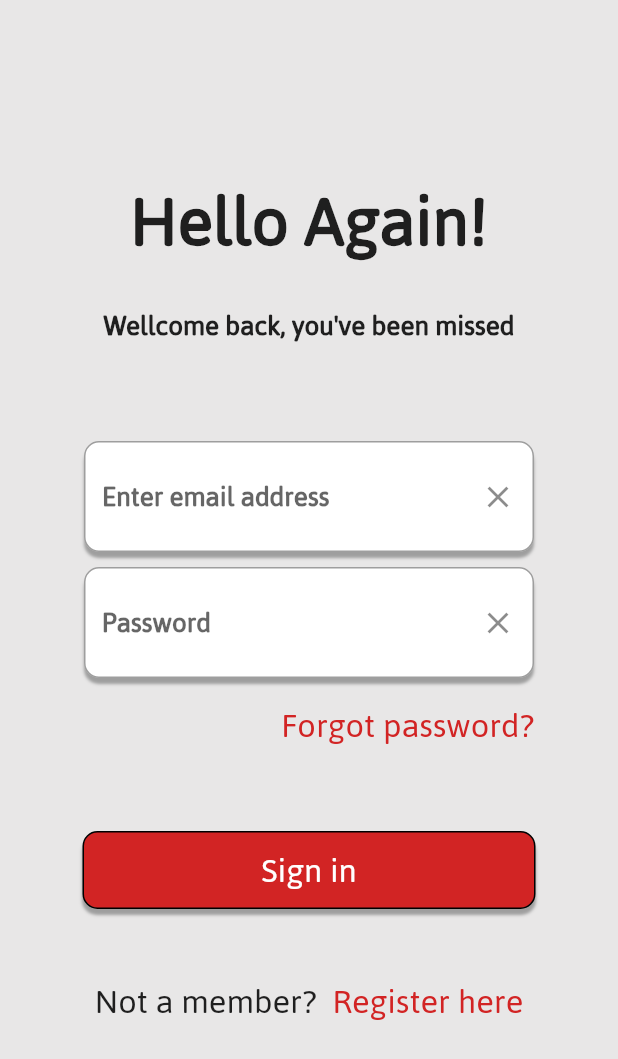
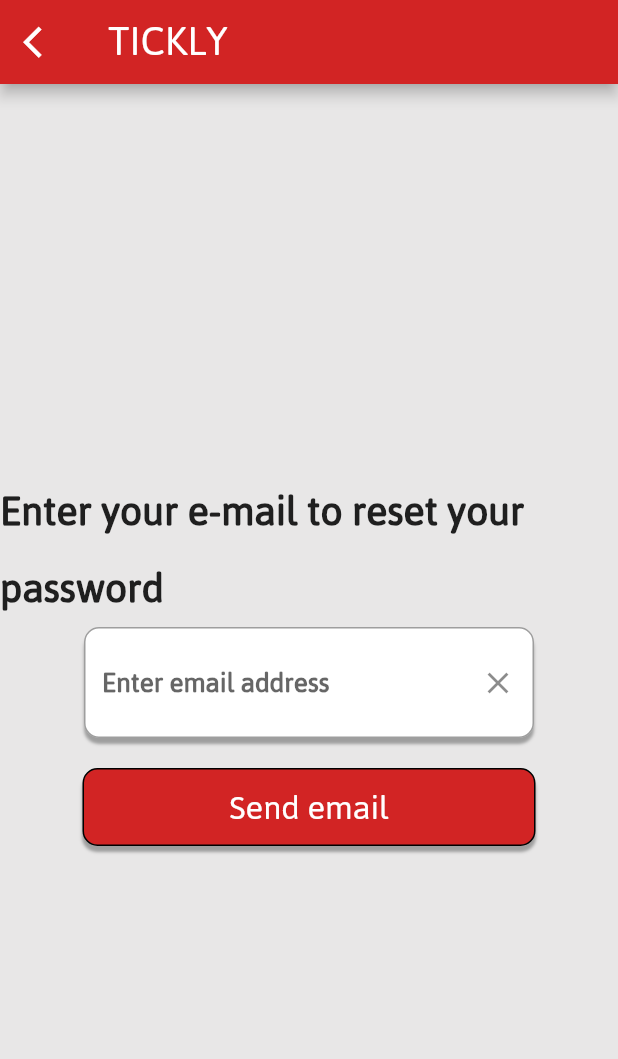
Before and after one commit to TheDavidLaCosa/tickly, a Flutter app: the screen it shows after launch, after a tap on "Forgot password?", on a phone screen of 412 x 824 dp. Shown: the top 1059 px of the screen. Run offline on Flutter 3.47's test engine with Material 2 defaults, Android fonts, the phone set to English and light mode, and no system bars; our stand-ins replace firebase_auth, firebase_core, firebase_database, geolocator, permission_handler; missing offline and left inert: dart:ffi; accounts and stored records are empty.

Commit message:
Pantalla reset password

```diff
--- /dev/null
+++ b/lib/ForgotPassword.dart
@@ -0,0 +1,71 @@
+import 'package:firebase_auth/firebase_auth.dart';
+import 'package:flutter/material.dart';
+
+import 'Global widgets/redButton.dart';
+import 'Global widgets/textInput.dart';
+import 'PantallaLogin.dart';
+
+class ForgotPassword extends StatefulWidget {
+
+  ForgotPassword({Key? key}) : super(key: key);
+
+  final controller = TextEditingController();
+
+  @override
+  State<ForgotPassword> createState() => _ForgotPasswordState();
+}
+
+class _ForgotPasswordState extends State<ForgotPassword> {
+  @override
+  Widget build(BuildContext context) {
+    return Scaffold(
+        appBar: AppBar(
+          backgroundColor: const Color.fromRGBO(210, 36, 36, 1),
+          title: const Text('TICKLY',
+              style: TextStyle(fontFamily: "jaldi", fontSize: 30)),
+          leading: IconButton(
+            icon: const Icon(Icons.arrow_back_ios, size: 25),
+            onPressed: () {
+              Navigator.of(context).pushReplacement(
+                  MaterialPageRoute(builder: (BuildContext context) => PantallaLogin()));
+            },
+          ),
+        ),
+        backgroundColor: const Color.fromRGBO(232, 231, 231, 1),
+        body: Center(
+            child: SingleChildScrollView(
+              physics: const NeverScrollableScrollPhysics(),
+              child: Column(
+                children: <Widget>[
+                  const Text("Enter your e-mail to reset your password", style: TextStyle(fontFamily: "jaldi",
+                      fontSize: 30,
+                      fontWeight: FontWeight.bold)),
+                  TextInput(text: "Enter email address", controller: widget.controller, hide: false),
+                  const SizedBox(height: 20,),
+                  RedButton(text: "Send email", function: () => {sendEmail()}),
+                ],
+              ),
+            )
+        )
+    );
+  }
+
+  Future sendEmail() async {
+
+    try {
+      await FirebaseAuth.instance.sendPasswordResetEmail(
+          email: widget.controller.text,);
+    } on FirebaseAuthException catch (error) {
+
+      ScaffoldMessenger.of(context).showSnackBar(SnackBar(
+        content: Text(error.message.toString()),
+        backgroundColor: const Color.fromRGBO(210, 36, 36, 1),
+      ));
+
+      Navigator.of(context).pushReplacement(
+          MaterialPageRoute(builder: (BuildContext context) => PantallaLogin()));
+
+    }
+  }
+
+}
--- a/lib/PantallaLogin.dart
+++ b/lib/PantallaLogin.dart
@@ -1,6 +1,5 @@
-//import 'dart:js';
-
 import 'package:flutter/material.dart';
+import 'package:tickly/ForgotPassword.dart';
 import 'package:tickly/PantallaRegister.dart';
 
 import 'Global widgets/redButton.dart';
@@ -50,7 +49,8 @@ class _PantallaLoginState extends State<PantallaLogin> {
                     const SizedBox(height: 10),
                     TextInput(text: "Password", controller: widget.txtInPassword, hide: true),
                     const SizedBox(height: 10),
-                    RedText(text: "Forgot password?", textSize: 25, function: () => {print("a")}),
+                    RedText(text: "Forgot password?", textSize: 25, function: () => {Navigator.of(context).pushReplacement(
+                        MaterialPageRoute(builder: (BuildContext context) => ForgotPassword()))}),
                   ]
               ),
               const SizedBox(height: 50),
```
